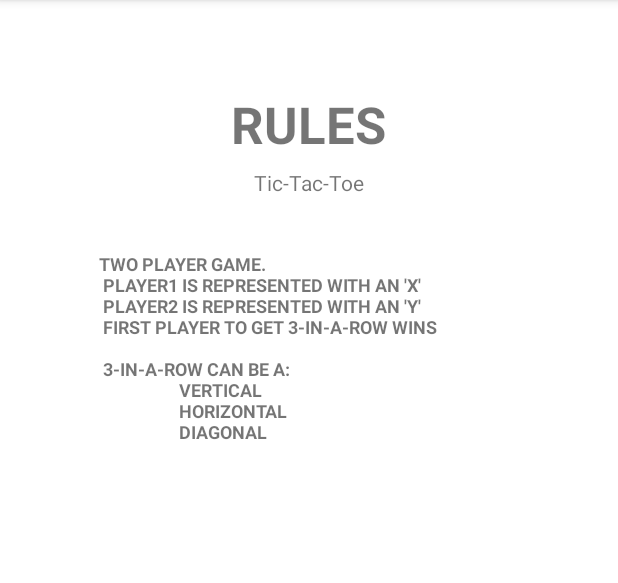
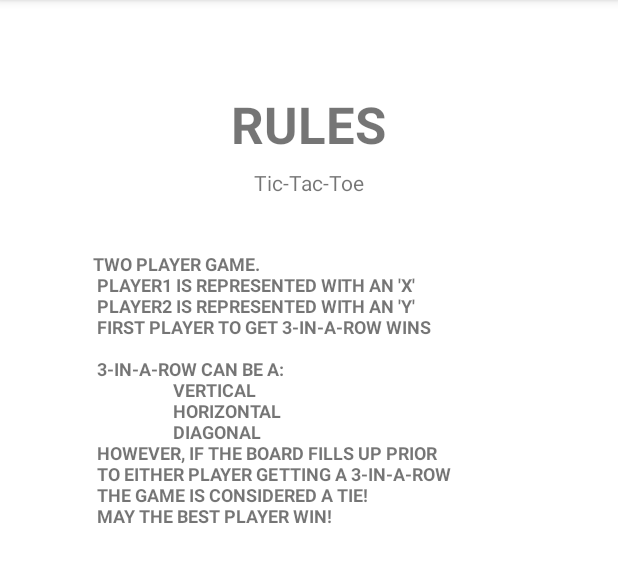
Before and after one commit to valdcarl/Android_GameApplication, an Android app: the AboutActivity screen opened directly, with no data from a screen before it, on a phone screen of 412 x 824 dp, the part 84-667 px from its top. Run offline under Robolectric (Android 15) with nearby library versions, the phone set to English and light mode, and no system bars.

Commit message:
Commit Changes Added 4/21/2022 @1:41PM  Updated Rules Page --- Carlos A. Valdez

```diff
--- a/app/src/main/res/layout/activity_about.xml
+++ b/app/src/main/res/layout/activity_about.xml
@@ -35,8 +35,8 @@
 
     <TextView
         android:id="@+id/rulesExplanation"
-        android:layout_width="280dp"
-        android:layout_height="183dp"
+        android:layout_width="287dp"
+        android:layout_height="205dp"
         android:layout_marginStart="120dp"
         android:layout_marginTop="36dp"
         android:layout_marginEnd="120dp"
--- a/app/src/main/res/values/strings.xml
+++ b/app/src/main/res/values/strings.xml
@@ -28,6 +28,10 @@
         3-IN-A-ROW CAN BE A:\n
         \t\t\t\tVERTICAL\n
         \t\t\t\tHORIZONTAL\n
-        \t\t\t\tDIAGONAL
+        \t\t\t\tDIAGONAL\n
+        HOWEVER, IF THE BOARD FILLS UP PRIOR\n
+        TO EITHER PLAYER GETTING A 3-IN-A-ROW\n
+        THE GAME IS CONSIDERED A TIE!\n
+        MAY THE BEST PLAYER WIN!\n
     </string>
 </resources>
```
